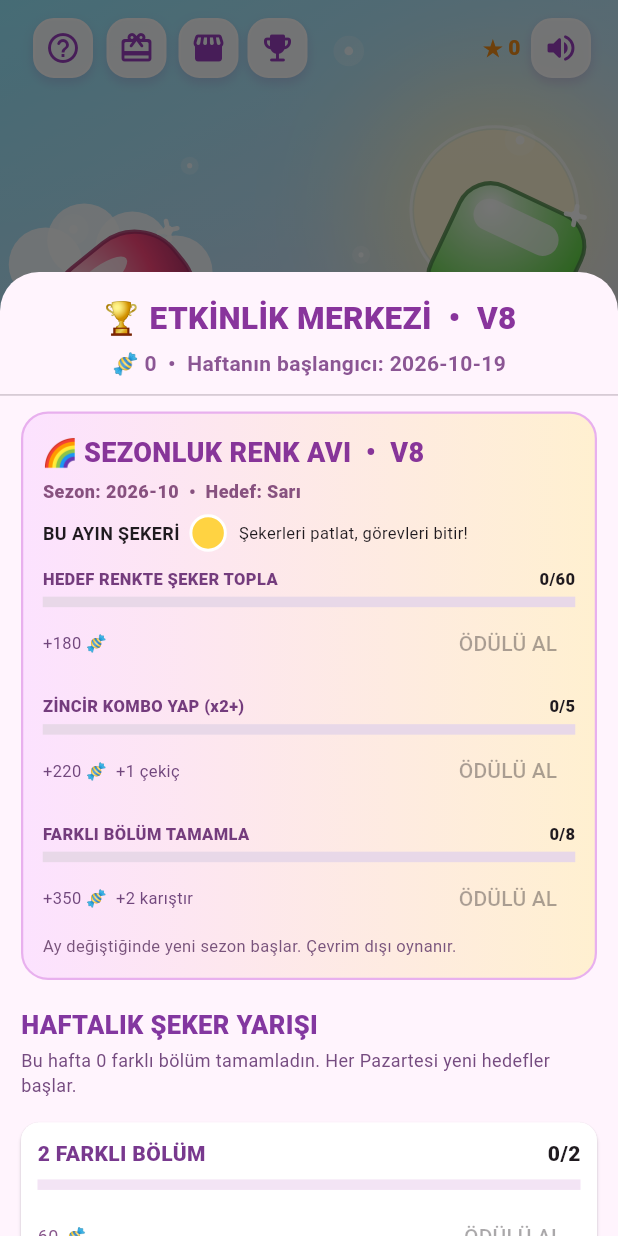
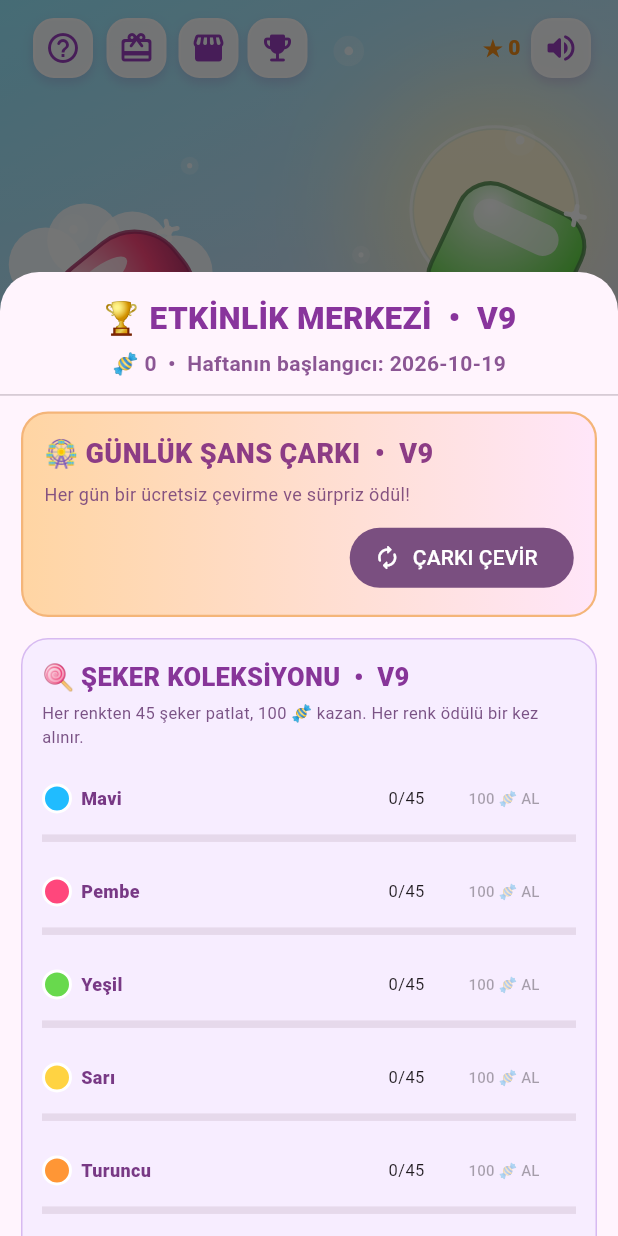
Before and after one commit to fdinc1899/seker-bahcesi, a Flutter app: the screen it shows after launch, after a tap on the "emoji events" icon, on a phone screen of 412 x 824 dp. Run offline on Flutter 3.47's test engine with Material 3 defaults, Android fonts, the phone set to English and light mode, and no system bars; our stand-ins replace audioplayers, shared_preferences.

Commit message:
feat: V9 daily prize wheel and candy collection

```diff
--- a/lib/main.dart
+++ b/lib/main.dart
@@ -11,6 +11,8 @@ import 'v5_fx.dart';
 import 'v6_progress.dart';
 import 'v7_events.dart';
 import 'v8_season.dart';
+import 'v9_rewards.dart';
+import 'v9_wheel.dart';
 import 'level_result.dart';
 import 'reward_rules.dart';
 import 'daily_rewards.dart';
@@ -52,6 +54,7 @@ class _SugarGardenState extends State<SugarGarden>
   V6Progress _v6 = V6Progress();
   V7Progress _v7 = V7Progress(today: DateTime.now());
   V8SeasonProgress _v8 = V8SeasonProgress(today: DateTime.now());
+  V9RewardsProgress _v9 = V9RewardsProgress(today: DateTime.now());
   PowerMode _power = PowerMode.none;
   Cell? _selected;
   Cell? _dragStart;
@@ -95,6 +98,7 @@ class _SugarGardenState extends State<SugarGarden>
       setState(() {
         _v7.advance(DateTime.now());
         _v8.advance(DateTime.now());
+        _v9.advance(DateTime.now());
       });
       _save();
     }
@@ -148,6 +152,16 @@ class _SugarGardenState extends State<SugarGarden>
           _v8 = V8SeasonProgress(today: DateTime.now());
         }
       }
+      final v9Data = prefs.getString('v9Rewards');
+      if (v9Data != null) {
+        try {
+          _v9 = V9RewardsProgress.fromJson(
+              Map<String, dynamic>.from(jsonDecode(v9Data) as Map),
+              DateTime.now());
+        } catch (_) {
+          _v9 = V9RewardsProgress(today: DateTime.now());
+        }
+      }
       final progress = prefs.getString('stars');
       if (progress != null) {
         (jsonDecode(progress) as Map<String, dynamic>).forEach((key, value) {
@@ -192,6 +206,7 @@ class _SugarGardenState extends State<SugarGarden>
     await prefs.setString('v6Progress', jsonEncode(_v6.toJson()));
     await prefs.setString('v7Progress', jsonEncode(_v7.toJson()));
     await prefs.setString('v8Season', jsonEncode(_v8.toJson()));
+    await prefs.setString('v9Rewards', jsonEncode(_v9.toJson()));
     final g = _game;
     if (g != null && g.moves > 0 && !g.won) {
       await prefs.setString('session', jsonEncode(g.toJson()));
@@ -347,6 +362,7 @@ class _SugarGardenState extends State<SugarGarden>
       }
       g.clear(matched, chain);
       _v8.recordWave(matchedCandyTypes, chain, DateTime.now());
+      _v9.recordWave(matchedCandyTypes);
       if (damaged > 0 && chain == 1) {
         _message = 'ENGEL KIRILDI!';
       }
@@ -779,6 +795,7 @@ class _SugarGardenState extends State<SugarGarden>
     setState(() {
       _v7.advance(DateTime.now());
       _v8.advance(DateTime.now());
+      _v9.advance(DateTime.now());
     });
     _fx();
     showModalBottomSheet<void>(
@@ -792,7 +809,7 @@ class _SugarGardenState extends State<SugarGarden>
           height: MediaQuery.sizeOf(context).height * .78,
           child: Column(children: [
             const SizedBox(height: 16),
-            const Text('🏆 ETKİNLİK MERKEZİ  •  V8',
+            const Text('🏆 ETKİNLİK MERKEZİ  •  V9',
               key: ValueKey('v7-event-center'),
               style: TextStyle(fontSize: 21, fontWeight: FontWeight.w900,
                   color: Color(0xFF88349C))),
@@ -804,6 +821,10 @@ class _SugarGardenState extends State<SugarGarden>
             Expanded(child: ListView(
               padding: const EdgeInsets.fromLTRB(14, 0, 14, 20),
               children: [
+                _v9DailyCard(refresh),
+                const SizedBox(height: 14),
+                _v9CollectionCard(refresh),
+                const SizedBox(height: 18),
                 _v8SeasonCard(refresh),
                 const SizedBox(height: 18),
                 const Text('HAFTALIK ŞEKER YARIŞI',
@@ -835,6 +856,130 @@ class _SugarGardenState extends State<SugarGarden>
           ]),
         )),
       ),
+    );
+  }
+
+  // V9: The wheel and collection use their own save key; older progress
+  // and offline gameplay mechanics are unchanged.
+  void _openV9Wheel(StateSetter refresh) {
+    final navContext = _navigatorKey.currentContext;
+    if (navContext == null) return;
+    _fx();
+    showDialog<void>(
+      context: navContext,
+      builder: (dialogContext) => V9WheelDialog(
+        progress: _v9,
+        onSpin: (slot) {
+          final reward = _v9.spin(slot, DateTime.now());
+          if (reward == null) return null;
+          setState(() {
+            _v6.coins += reward.coins;
+            _hammers += reward.hammers;
+            _lineBlasts += reward.lines;
+            _shuffles += reward.shuffles;
+          });
+          refresh(() {});
+          _audio.play(CandySound.win);
+          _save();
+          return reward;
+        },
+      ),
+    );
+  }
+
+  void _claimV9Color(int type, StateSetter refresh) {
+    final coins = _v9.claimColor(type);
+    if (coins == null) return;
+    setState(() => _v6.coins += coins);
+    refresh(() {});
+    _audio.play(CandySound.win);
+    _save();
+  }
+
+  Widget _v9DailyCard(StateSetter refresh) {
+    final used = !_v9.canSpin(DateTime.now());
+    final index = _v9.wheelIndex;
+    return Container(
+      key: const ValueKey('v9-wheel-card'),
+      padding: const EdgeInsets.all(14),
+      decoration: BoxDecoration(
+        gradient: const LinearGradient(colors: [
+          Color(0xFFFFD5A3), Color(0xFFFFE6F9),
+        ]),
+        borderRadius: BorderRadius.circular(18),
+        border: Border.all(color: const Color(0xFFF4B579), width: 1.5),
+      ),
+      child: Column(crossAxisAlignment: CrossAxisAlignment.start, children: [
+        const Text('🎡 GÜNLÜK ŞANS ÇARKI  •  V9',
+            style: TextStyle(fontSize: 18, fontWeight: FontWeight.w900,
+                color: Color(0xFF8C3C85))),
+        const SizedBox(height: 5),
+        Text(used && index != null
+            ? 'Bugünkü ödül: ${v9WheelRewards[index].name}'
+            : 'Her gün bir ücretsiz çevirme ve sürpriz ödül!',
+          style: const TextStyle(fontSize: 12,
+              color: Color(0xFF855280))),
+        const SizedBox(height: 10),
+        Align(alignment: Alignment.centerRight,
+          child: FilledButton.icon(
+            key: const ValueKey('v9-open-wheel'),
+            onPressed: () => _openV9Wheel(refresh),
+            icon: const Icon(Icons.autorenew_rounded),
+            label: Text(used ? 'ÇARKI GÖR' : 'ÇARKI ÇEVİR'),
+          ),
+        ),
+      ]),
+    );
+  }
+
+  Widget _v9CollectionCard(StateSetter refresh) {
+    return Container(
+      key: const ValueKey('v9-collection-card'),
+      padding: const EdgeInsets.all(13),
+      decoration: BoxDecoration(
+        color: const Color(0xFFF7EDFF),
+        borderRadius: BorderRadius.circular(18),
+        border: Border.all(color: const Color(0xFFD7BAF1)),
+      ),
+      child: Column(crossAxisAlignment: CrossAxisAlignment.start, children: [
+        const Text('🍭 ŞEKER KOLEKSİYONU  •  V9',
+          style: TextStyle(fontSize: 17, fontWeight: FontWeight.w900,
+              color: Color(0xFF873599))),
+        const SizedBox(height: 4),
+        const Text('Her renkten 45 şeker patlat, 100 🍬 kazan. Her renk ödülü bir kez alınır.',
+          style: TextStyle(fontSize: 11, color: Color(0xFF7A5285))),
+        for (var i = 0; i < v9CollectionColorNames.length; i++) ...[
+          const SizedBox(height: 9),
+          Row(children: [
+            Container(width: 20, height: 20,
+              decoration: BoxDecoration(color: candyPalette[i],
+                shape: BoxShape.circle,
+                border: Border.all(color: Colors.white, width: 2))),
+            const SizedBox(width: 6),
+            Expanded(child: Text(v9CollectionColorNames[i],
+              style: const TextStyle(fontWeight: FontWeight.w800,
+                  fontSize: 12, color: Color(0xFF783985)))),
+            Text('${_v9.colorCounts[i].clamp(0, v9CollectionGoal)}/$v9CollectionGoal',
+              style: const TextStyle(fontSize: 11)),
+            const SizedBox(width: 5),
+            SizedBox(width: 96, child: TextButton(
+              key: ValueKey('v9-color-claim-$i'),
+              onPressed: _v9.canClaimColor(i)
+                  ? () => _claimV9Color(i, refresh) : null,
+              child: Text(_v9.collectionClaims.contains(i)
+                  ? 'ALINDI ✓' : '100 🍬 AL',
+                style: const TextStyle(fontSize: 10)),
+            )),
+          ]),
+          LinearProgressIndicator(
+            value: (_v9.colorCounts[i] / v9CollectionGoal)
+                .clamp(0.0, 1.0).toDouble(),
+            minHeight: 5,
+            backgroundColor: const Color(0xFFE6D9EB),
+            color: candyPalette[i],
+          ),
+        ],
+      ]),
     );
   }
 
@@ -1134,7 +1279,7 @@ class _SugarGardenState extends State<SugarGarden>
         Text('BAHÇESİ', textAlign: TextAlign.center,
             style: _titleStyle(compact ? 51 : 62, const Color(0xFF8233CB))),
         const SizedBox(height: 13),
-        const Text('TATLI EŞLEŞMELERİN DÜNYASI • V8',
+        const Text('TATLI EŞLEŞMELERİN DÜNYASI • V9',
             textAlign: TextAlign.center,
             style: TextStyle(color: Color(0xFF784184), fontSize: 12,
                 fontWeight: FontWeight.w900, letterSpacing: 2)),
--- /dev/null
+++ b/lib/v9_rewards.dart
@@ -0,0 +1,116 @@
+/// V9 offline wheel and permanent color collection.
+/// Stored under `v9Rewards`, isolated from all older save keys.
+String v9DayKey(DateTime date) =>
+    '${date.year}-${date.month.toString().padLeft(2, '0')}-${date.day.toString().padLeft(2, '0')}';
+
+const v9CollectionColorNames = <String>[
+  'Mavi', 'Pembe', 'Yeşil', 'Sarı', 'Turuncu', 'Mor',
+];
+const v9CollectionGoal = 45;
+const v9CollectionRewardCoins = 100;
+
+class V9WheelReward {
+  const V9WheelReward(this.name,
+      {this.coins = 0, this.hammers = 0, this.lines = 0, this.shuffles = 0});
+  final String name;
+  final int coins;
+  final int hammers;
+  final int lines;
+  final int shuffles;
+}
+
+const v9WheelRewards = <V9WheelReward>[
+  V9WheelReward('50 Şeker Parası', coins: 50),
+  V9WheelReward('1 Çekiç', hammers: 1),
+  V9WheelReward('100 Şeker Parası', coins: 100),
+  V9WheelReward('1 Karıştırma', shuffles: 1),
+  V9WheelReward('150 Şeker Parası', coins: 150),
+  V9WheelReward('1 Satır Patlatma', lines: 1),
+];
+
+class V9RewardsProgress {
+  V9RewardsProgress({required DateTime today}) : day = v9DayKey(today);
+
+  String day;
+  int? wheelIndex;
+  int totalSpins = 0;
+  final List<int> colorCounts = List<int>.filled(6, 0);
+  final Set<int> collectionClaims = <int>{};
+
+  void advance(DateTime now) {
+    final key = v9DayKey(now);
+    if (key == day) return;
+    day = key;
+    wheelIndex = null;
+  }
+
+  bool canSpin(DateTime now) {
+    advance(now);
+    return wheelIndex == null;
+  }
+
+  /// Consumes the free spin synchronously BEFORE any wheel animation begins.
+  /// The UI also awards the prize immediately, preventing duplicate taps.
+  V9WheelReward? spin(int index, DateTime now) {
+    if (index < 0 || index >= v9WheelRewards.length || !canSpin(now)) {
+      return null;
+    }
+    wheelIndex = index;
+    totalSpins = (totalSpins + 1).clamp(0, 100000).toInt();
+    return v9WheelRewards[index];
+  }
+
+  /// Called only for candy cells that are cleared in a real match wave.
+  void recordWave(Iterable<int> candyTypes) {
+    for (final type in candyTypes) {
+      if (type >= 0 && type < colorCounts.length) {
+        colorCounts[type] = (colorCounts[type] + 1).clamp(0, 1000000).toInt();
+      }
+    }
+  }
+
+  bool canClaimColor(int type) => type >= 0 &&
+      type < colorCounts.length &&
+      colorCounts[type] >= v9CollectionGoal &&
+      !collectionClaims.contains(type);
+
+  int? claimColor(int type) {
+    if (!canClaimColor(type)) return null;
+    collectionClaims.add(type);
+    return v9CollectionRewardCoins;
+  }
+
+  Map<String, dynamic> toJson() => <String, dynamic>{
+    'day': day,
+    'wheelIndex': wheelIndex,
+    'totalSpins': totalSpins,
+    'colors': List<int>.from(colorCounts),
+    'collectionClaims': collectionClaims.toList()..sort(),
+  };
+
+  factory V9RewardsProgress.fromJson(Map<String, dynamic> data, DateTime now) {
+    final state = V9RewardsProgress(today: now);
+    // Only today's spin can block today's free prize.
+    if (data['day'] == state.day) {
+      final i = data['wheelIndex'];
+      if (i is int && i >= 0 && i < v9WheelRewards.length) {
+        state.wheelIndex = i;
+      }
+    }
+    final total = data['totalSpins'];
+    if (total is int) state.totalSpins = total.clamp(0, 100000).toInt();
+    final counts = data['colors'];
+    if (counts is List) {
+      for (var i = 0; i < state.colorCounts.length && i < counts.length; i++) {
+        final count = counts[i];
+        if (count is int) state.colorCounts[i] = count.clamp(0, 1000000).toInt();
+      }
+    }
+    final claimed = data['collectionClaims'];
+    if (claimed is List) {
+      state.collectionClaims.addAll(claimed.whereType<int>()
+          .where((i) => i >= 0 && i < state.colorCounts.length));
+    }
+    return state;
+  }
+}
--- a/pubspec.yaml
+++ b/pubspec.yaml
@@ -1,7 +1,7 @@
 name: seker_bahcesi
 description: Ozgun, animasyonlu, bolumlu Turkce seker eslestirme oyunu.
 publish_to: 'none'
-version: 2.2.0+13
+version: 2.3.0+14
 
 environment:
   sdk: '>=3.4.0 <4.0.0'
```
Also changed, not shown: lib/v9_wheel.dart (added, +131 -0 lines), 2 other files.
